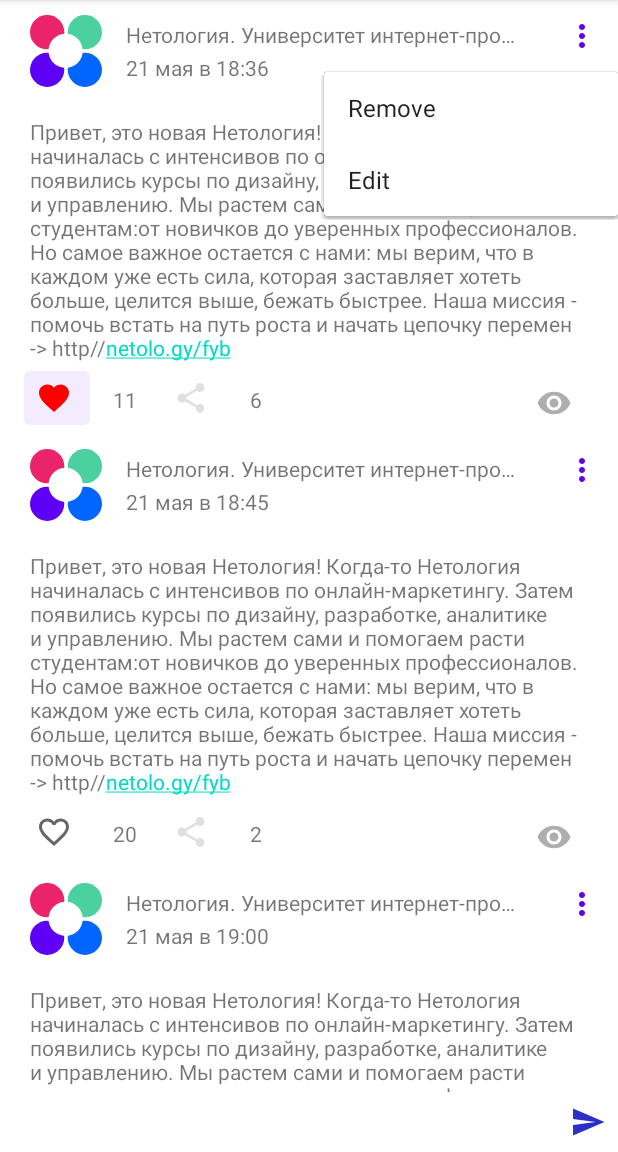
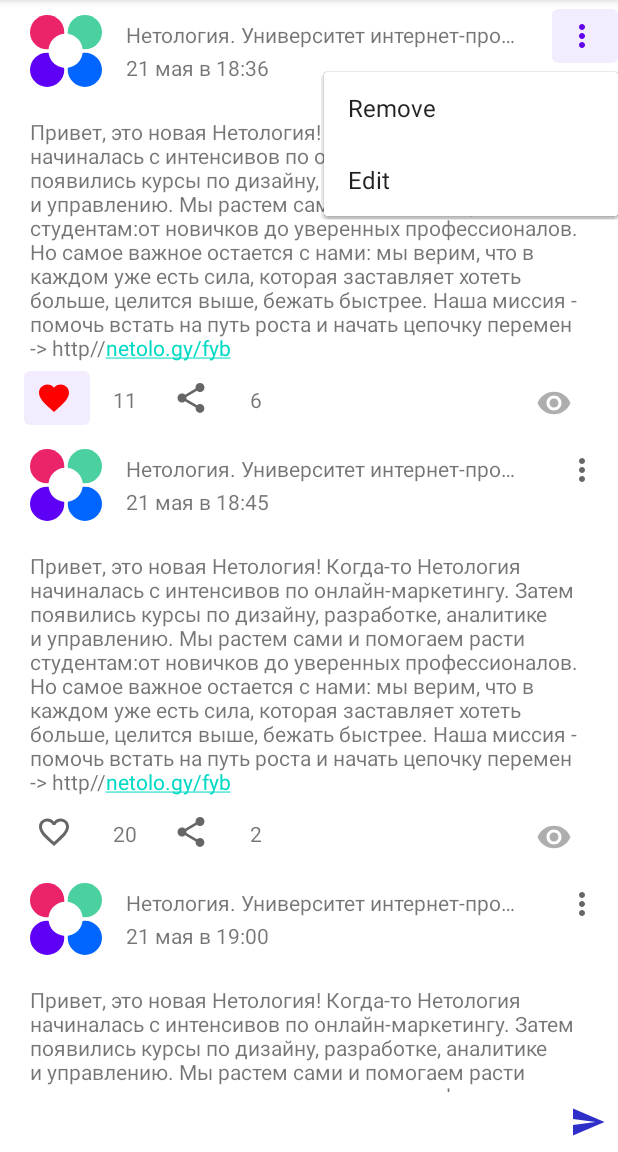
Before and after one commit to TsuraEvgesha/Try, an Android app: the screen it shows after launch (MainActivity), after a tap on "Menu", on a phone screen of 412 x 824 dp, the part 84-1236 px from its top. Run offline under Robolectric (Android 15) with nearby library versions, the phone set to English and light mode, and no system bars; 2 other taps on this screen came first.

Commit message:
Исправление ошибки сборки

```diff
--- a/app/src/main/java/ru/netology/nmedia/adapter/PostsAdapter.kt
+++ b/app/src/main/java/ru/netology/nmedia/adapter/PostsAdapter.kt
@@ -45,7 +45,6 @@ class PostViewHolder (
             content.text = post.content
             share.isChecked = post.shareReal
             like.isChecked = post.liked
-
             numberOfLikes.text = counter(post.likes)
             numberOfShare.text = counter(post.share)
             like.setOnClickListener{
--- a/app/src/main/res/color/options_checkbox_tint.xml
+++ b/app/src/main/res/color/options_checkbox_tint.xml
@@ -1,4 +1,4 @@
 <?xml version="1.0" encoding="utf-8"?>
 <selector xmlns:android="http://schemas.android.com/apk/res/android">
-    <item android:color ="@color/gray" />
+    <item android:color ="@color/gray"/>
 </selector>
--- a/app/src/main/res/color/share_checkbox_tint.xml
+++ b/app/src/main/res/color/share_checkbox_tint.xml
@@ -1,5 +1,5 @@
 <?xml version="1.0" encoding="utf-8"?>
 <selector xmlns:android="http://schemas.android.com/apk/res/android">
     <item android:color ="@color/green" android:state_checked="true"/>
-    <item android:color="?attr/colorControlHighlight"/>
+    <item android:color="?attr/colorControlNormal"/>
 </selector>
--- a/app/src/main/res/drawable/ic_share_24dp.xml
+++ b/app/src/main/res/drawable/ic_share_24dp.xml
@@ -1,7 +1,7 @@
 <?xml version="1.0" encoding="utf-8"?>
 <selector xmlns:android="http://schemas.android.com/apk/res/android">
     <item
-        android:drawable="@drawable/ic_baseline_sharetrue_24"
+        android:drawable="@drawable/ic_baseline_share_true_24"
         android:state_checked="true"/>
     <item
         android:drawable="@drawable/ic_baseline_share_24"/>
--- a/app/src/main/res/drawable/options_24dp.xml
+++ b/app/src/main/res/drawable/options_24dp.xml
@@ -1,4 +1,5 @@
 <?xml version="1.0" encoding="utf-8"?>
 <selector xmlns:android="http://schemas.android.com/apk/res/android">
     <item android:drawable="@drawable/ic_baseline_more_vert_24"/>
+
 </selector>
--- a/app/src/main/res/layout/card_post.xml
+++ b/app/src/main/res/layout/card_post.xml
@@ -145,7 +145,7 @@
         android:layout_width="wrap_content"
         android:layout_height="wrap_content"
         android:layout_marginStart="16dp"
-        app:buttonTint="@color/gray"
+        android:checkable="true"
         app:icon="@drawable/options_24dp"
         android:contentDescription="@string/options"
         app:layout_constraintEnd_toEndOf="parent"
```
Also changed, not shown: app/src/main/res/drawable/ic_baseline_share_true_24.xml (renamed from app/src/main/res/drawable/ic_baseline_sharetrue_24.xml), 1 other file.
